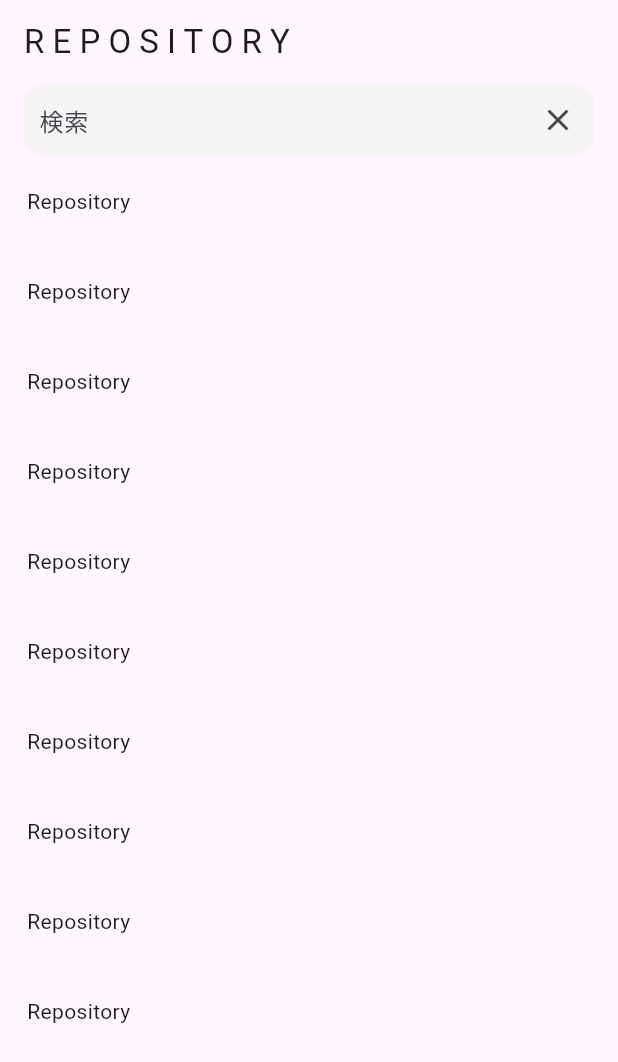
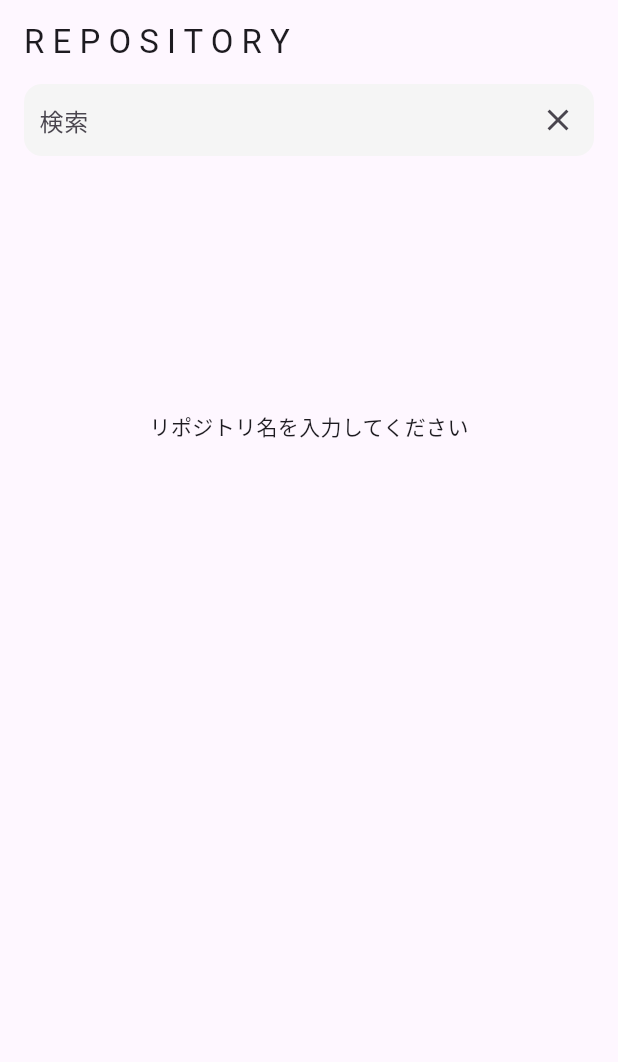
Before and after one commit to yato-developer/github-repository-search, a Flutter app: the screen it shows after launch, on a phone screen of 412 x 824 dp. Shown: the top 1062 px of the screen. Run offline on Flutter 3.47's test engine with Material 3 defaults, Android fonts, the phone set to English and light mode, and no system bars; our stand-ins replace freezed_annotation, hooks_riverpod.

Commit message:
add: 検索結果をviewに反映させる処理

```diff
--- a/lib/pages/home_page/home_page.dart
+++ b/lib/pages/home_page/home_page.dart
@@ -1,10 +1,14 @@
 import 'package:flutter/material.dart';
+import 'package:github_repository_search/pages/home_page/home_page_controller.dart';
+import 'package:hooks_riverpod/hooks_riverpod.dart';
 
-class HomePage extends StatelessWidget {
+class HomePage extends HookConsumerWidget {
   const HomePage({super.key});
 
   @override
-  Widget build(BuildContext context) {
+  Widget build(BuildContext context, WidgetRef ref) {
+    final loading = ref.watch(homePageProvider.select((s) => s.loading));
+    final message = ref.watch(homePageProvider.select((s) => s.message));
     return Scaffold(
       appBar: AppBar(
         title: Text("R E P O S I T O R Y"),
@@ -12,13 +16,17 @@ class HomePage extends StatelessWidget {
       body: Column(
         children: [
           _buildSearchTextField(),
-          _buildRepositoryList(),
+          message == "" ? SizedBox() : _buildMessageText(message: message),
+          loading ? _buildLoadingIndicator() : _buildRepositoryList(),
         ],
       ),
     );
   }
 
   Widget _buildSearchTextField() {
+    return Consumer(
+      builder: (context, ref, child) {
+        final controller = TextEditingController();
         return Padding(
           padding: const EdgeInsets.symmetric(horizontal: 16.0),
           child: Container(
@@ -32,34 +40,48 @@ class HomePage extends StatelessWidget {
                 ),
                 Expanded(
                   child: TextField(
+                    controller: controller,
                     decoration: const InputDecoration(
                       border: InputBorder.none,
                       hintText: "検索",
                     ),
-                onSubmitted: (String value) {},
+                    onSubmitted: (String value) {
+                      ref
+                          .watch(homePageProvider.notifier)
+                          .searchRepository(value);
+                    },
                   ),
                 ),
                 IconButton(
                   icon: const Icon(Icons.clear),
-              onPressed: () {},
+                  onPressed: () {
+                    controller.clear();
+                  },
                 ),
               ],
             ),
           ),
         );
+      },
+    );
   }
 
   Widget _buildRepositoryList() {
+    return Consumer(builder: (context, ref, child) {
+      final repositorys =
+          ref.watch(homePageProvider.select((s) => s.repositorys));
       return Expanded(
         child: ListView.builder(
-          itemCount: 10,
+            itemCount: repositorys.length,
             itemBuilder: (BuildContext context, int index) {
-            return _buildRepositoryItemContainer();
+              return _buildRepositoryItemContainer(
+                  repository: repositorys[index]);
             }),
       );
+    });
   }
 
-  Widget _buildRepositoryItemContainer() {
+  Widget _buildRepositoryItemContainer({required repository}) {
     return GestureDetector(
       onTap: () {},
       child: Container(
@@ -69,10 +91,22 @@ class HomePage extends StatelessWidget {
         child: Row(
           children: [
             const SizedBox(width: 10),
-            Text("Repository"),
+            Text(repository.name),
           ],
         ),
       ),
     );
   }
+
+  Widget _buildMessageText({required message}) {
+    return Expanded(child: Center(child: Text(message)));
   }
+
+  Widget _buildLoadingIndicator() {
+    return Expanded(
+      child: Center(
+        child: CircularProgressIndicator(),
+      ),
+    );
+  }
+}
```
Also changed, not shown: lib/pages/home_page/home_page_controller.dart (added, +51 -0 lines), lib/pages/home_page/home_page_controller.freezed.dart (added). Lines whose indentation alone changed are shown as unchanged.
